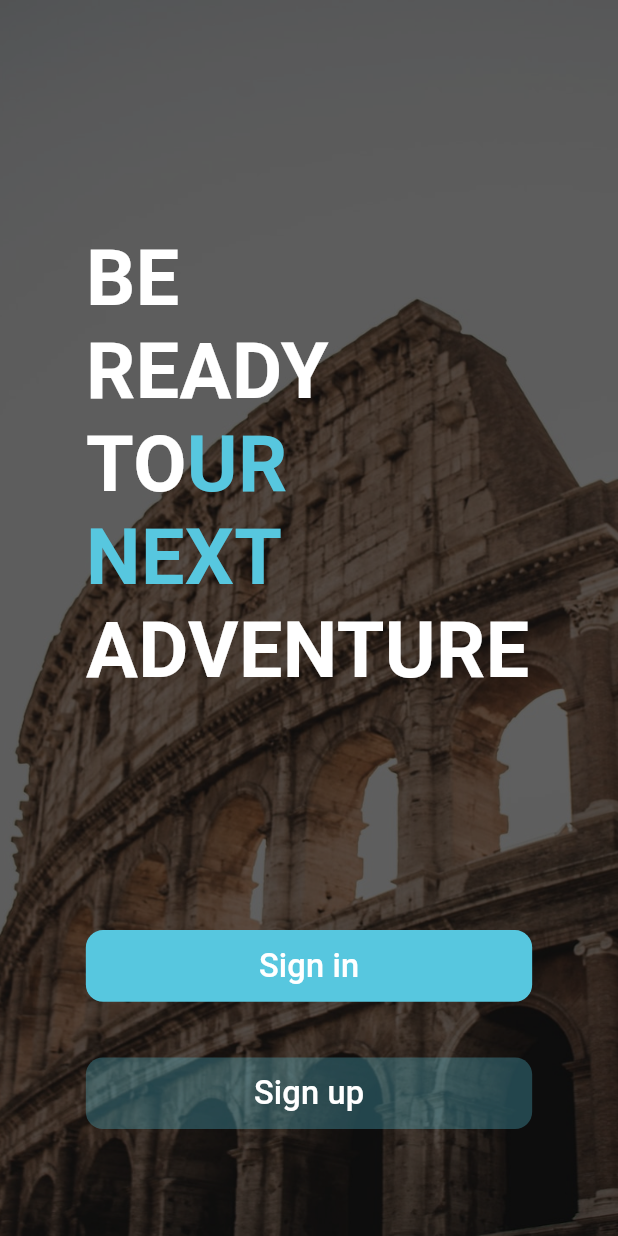
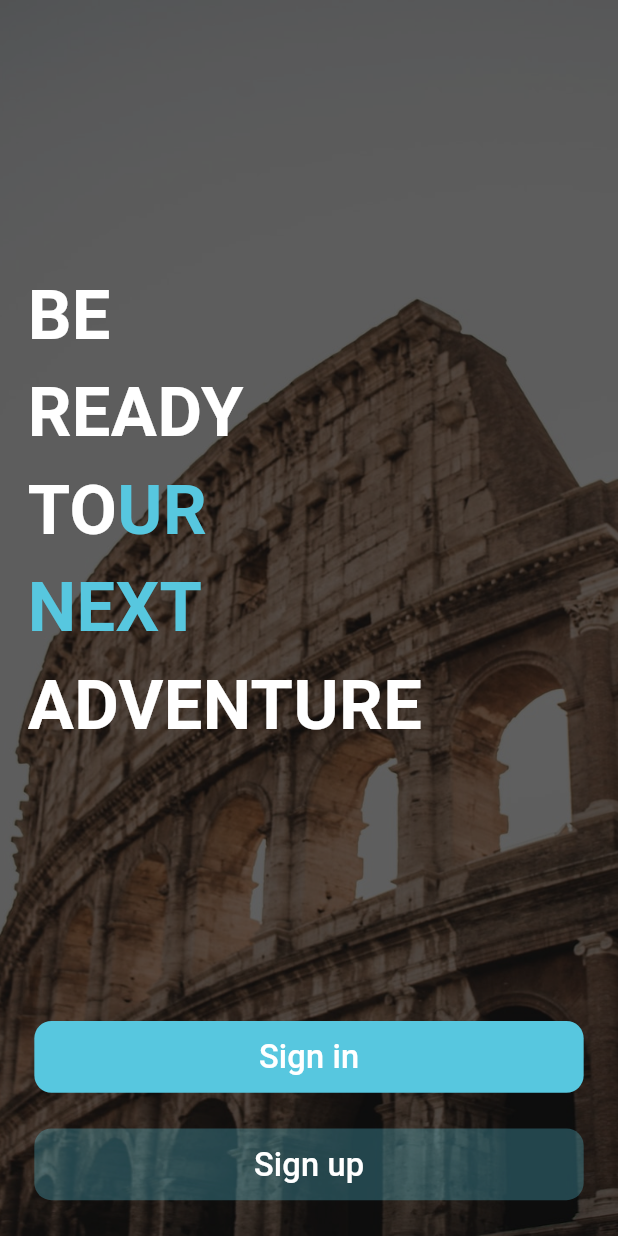
Before and after one commit to HusseinMohamed99/TRIPSO, a Flutter app: the screen it shows after launch, after a tap on "Sign in", on a phone screen of 412 x 824 dp. Run offline on Flutter 3.47's test engine with Material 3 defaults, Android fonts, the phone set to English and light mode, and no system bars; our stand-ins replace animated_splash_screen, cached_network_image, carousel_slider, cloud_firestore, connectivity_plus, equatable and 17 more; accounts and stored records are empty.

Commit message:
Refactor and enhance onboarding and routing logic
- Updated `export_manager.dart` to include necessary imports and reorganized part directives.
- Modified `app_router.dart` to accept `SharedPrefHelper` and pass it to `OnBoard` screen.
- Added new routes for sign-in and sign-up screens in `routes.dart`.
- Refactored `on_boarding_screen.dart` to use `SharedPrefHelper` for onboarding state management and improved UI components.
- Updated `splash_screen.dart` to use named routes for navigation.
- Enhanced `main.dart` to initialize services and dependencies, and pass `SharedPrefHelper` to `TripsoApp`.
- Modified `tripso_app.dart` to conditionally set the initial route based on onboarding state.

```diff
--- a/lib/core/helpers/export_manager/export_manager.dart
+++ b/lib/core/helpers/export_manager/export_manager.dart
@@ -3,15 +3,16 @@ import 'package:flutter/services.dart';
 import 'package:flutter_bloc/flutter_bloc.dart';
 import 'package:flutter_screenutil/flutter_screenutil.dart';
 import 'package:flutter_secure_storage/flutter_secure_storage.dart';
+import 'package:google_fonts/google_fonts.dart';
 import 'package:shared_preferences/shared_preferences.dart';
 import 'package:tripso/core/helpers/string_manager/validation_message.dart';
 import 'package:tripso/core/routing/routes.dart';
+import 'package:tripso/core/styles/asset_path.dart';
 import 'package:tripso/core/styles/font_family.dart';
 import 'package:tripso/core/styles/theme.dart';
 import 'package:tripso/features/explore/explore.dart';
 import 'package:tripso/features/historical_city/historical_city.dart';
 import 'package:tripso/features/home/home_screen.dart';
-import 'package:tripso/features/on_boarding/on_boarding_screen.dart';
 import 'package:tripso/features/password/forget_password_screen.dart';
 import 'package:tripso/features/password/update_password_screen.dart';
 import 'package:tripso/features/plans/create_customize_plan.dart';
@@ -30,12 +31,16 @@ import 'package:tripso/features/sign_up/sign_up_screen.dart';
 import 'package:tripso/features/splash/splash_screen.dart';
 import 'package:tripso/features/wishlist/wishlist.dart';
 import 'package:tripso/layout/layout.dart';
+import 'package:tripso/shared/components/app_bar.dart';
+import 'package:tripso/shared/components/buttons.dart';
+import 'package:tripso/shared/components/sized_box.dart';
 import 'package:tripso/shared/cubit/tripsoCubit/tripso_cubit.dart';
 import 'package:tripso/shared/cubit/tripsoCubit/tripso_state.dart';
 import 'package:tripso/shared/cubit/weatherCubit/weather_cubit.dart';
 import 'package:tripso/shared/service/weather_service.dart';
 
 part '../../networking/cache_helper/shared_pref_helper.dart';
+part './../../../features/on_boarding/on_boarding_screen.dart';
 part './../../../tripso_app.dart';
 part './../../routing/app_router.dart';
 part './../../styles/colors.dart';
@@ -49,9 +54,8 @@ part './../extensions/snack_bar_extension.dart';
 part './../extensions/ui_extension.dart';
 part './../extensions/widget_extension.dart';
 part './../responsive/responsive_font_size.dart';
+part './../responsive/spacing.dart';
 part './../validations/validation_manager.dart';
 part './../value_manager/margin_helper.dart';
 part './../value_manager/padding_helper.dart';
 part './../value_manager/size_helper.dart';
-
-part './../responsive/spacing.dart';
--- a/lib/core/routing/app_router.dart
+++ b/lib/core/routing/app_router.dart
@@ -1,6 +1,9 @@
 part of './../helpers/export_manager/export_manager.dart';
 
 class AppRouters {
+  final SharedPrefHelper sharedPrefHelper;
+
+  AppRouters(this.sharedPrefHelper);
   Route? generateRoute(RouteSettings settings) {
     // This arguments to be passed in any screen like this ( arguments as ClassName )
     final arguments = settings.arguments;
@@ -12,7 +15,9 @@ class AppRouters {
         );
       case Routes.onBoardingView:
         return MaterialPageRoute(
-          builder: (_) => const OnBoard(),
+          builder: (_) => OnBoard(
+            sharedPrefHelper: sharedPrefHelper,
+          ),
         );
     }
     return null;
--- a/lib/core/routing/routes.dart
+++ b/lib/core/routing/routes.dart
@@ -1,4 +1,6 @@
 class Routes {
   static const splashScreen = '/splashScreen';
   static const onBoardingView = '/onBoardingView';
+  static const signInScreen = '/sign In';
+  static const signUpScreen = '/sign Up';
 }
--- a/lib/features/on_boarding/on_boarding_screen.dart
+++ b/lib/features/on_boarding/on_boarding_screen.dart
@@ -1,21 +1,16 @@
-import 'package:flutter/material.dart';
-import 'package:flutter_screenutil/flutter_screenutil.dart';
-import 'package:google_fonts/google_fonts.dart';
-import 'package:tripso/core/helpers/export_manager/export_manager.dart';
-import 'package:tripso/core/styles/asset_path.dart';
-import 'package:tripso/features/sign_in/sign_in_screen.dart';
-import 'package:tripso/features/sign_up/sign_up_screen.dart';
-import 'package:tripso/shared/components/app_bar.dart';
-import 'package:tripso/shared/components/buttons.dart';
-import 'package:tripso/shared/components/navigator.dart';
-import 'package:tripso/shared/components/sized_box.dart';
+part of './../../core/helpers/export_manager/export_manager.dart';
 
 class OnBoard extends StatelessWidget {
-  const OnBoard({super.key});
+  const OnBoard({super.key, required this.sharedPrefHelper});
+
+  final SharedPrefHelper sharedPrefHelper;
 
   @override
   Widget build(BuildContext context) {
-    return Container(
+    return Scaffold(
+      appBar: secondaryAppBar(),
+      backgroundColor: Colors.transparent,
+      body: Container(
         alignment: Alignment.center,
         decoration: const BoxDecoration(
           image: DecorationImage(
@@ -23,125 +18,72 @@ class OnBoard extends StatelessWidget {
             fit: BoxFit.fill,
           ),
         ),
-      child: Scaffold(
-        appBar: secondaryAppBar(),
-        backgroundColor: Colors.transparent,
-        body: Padding(
-          padding: EdgeInsets.symmetric(horizontal: 50.0.r),
-          child: Center(
+        child: Padding(
+          padding: EdgeInsets.symmetric(horizontal: 16.w), // Responsive padding
           child: Column(
-              mainAxisSize: MainAxisSize.min,
             mainAxisAlignment: MainAxisAlignment.center,
             crossAxisAlignment: CrossAxisAlignment.stretch,
             children: [
-                Expanded(
-                  child: welcomeText(),
-                ),
-                button(context),
-                Space(height: 50.h, width: 0.w),
+              Expanded(child: _buildWelcomeText()),
+              _buildActionButtons(context),
+              Space(height: 20, width: 0), // Adjusted for better spacing
             ],
-            ),
           ),
         ),
       ),
     );
   }
 
-  Widget welcomeText() => Column(
-        mainAxisSize: MainAxisSize.min,
+  Widget _buildWelcomeText() => Column(
+        crossAxisAlignment: CrossAxisAlignment.start,
         mainAxisAlignment: MainAxisAlignment.center,
-        crossAxisAlignment: CrossAxisAlignment.start,
         children: [
-          FittedBox(
-            child: Text(
-              'BE\nREADY',
+          _buildStyledText('BE\nREADY', ColorsManager.secondaryColor),
+          Row(
+            children: [
+              _buildStyledText('TO', ColorsManager.secondaryColor),
+              _buildStyledText('UR', ColorsManager.primaryColor),
+            ],
+          ),
+          _buildStyledText('NEXT', ColorsManager.primaryColor),
+          _buildStyledText('ADVENTURE', ColorsManager.secondaryColor),
+        ],
+      );
+
+  Widget _buildStyledText(String text, Color color) => Text(
+        text,
         style: GoogleFonts.roboto(
           textStyle: TextStyle(
-                  height: 1.h,
-                  color: ColorsManager.secondaryColor,
-                  fontSize: 45.sp,
+            color: color,
+            fontSize: 40.sp, // Adjusted for better readability
             fontWeight: FontWeight.w600,
           ),
         ),
+      );
+
+  Widget _buildActionButtons(BuildContext context) => Column(
+        children: [
+          defaultMaterialButton(
+            function: () => _navigateTo(context, Routes.signInScreen),
+            text: 'Sign in',
+            color: ColorsManager.primaryColor,
           ),
-          ),
-          Row(
-            children: [
-              FittedBox(
-                child: Text(
-                  'TO',
-                  style: GoogleFonts.roboto(
-                    textStyle: TextStyle(
-                      height: 1.h,
-                      color: ColorsManager.secondaryColor,
-                      fontSize: 45.sp,
-                      fontWeight: FontWeight.w600,
-                    ),
-                  ),
-                ),
-              ),
-              FittedBox(
-                child: Text(
-                  'UR',
-                  style: GoogleFonts.roboto(
-                    textStyle: TextStyle(
-                      height: 1.h,
-                      color: ColorsManager.primaryColor,
-                      fontSize: 45.sp,
-                      fontWeight: FontWeight.w600,
-                    ),
-                  ),
-                ),
-              ),
-            ],
-          ),
-          FittedBox(
-            child: Text(
-              'NEXT',
-              style: GoogleFonts.roboto(
-                height: 1.h,
-                textStyle: TextStyle(
-                  color: ColorsManager.primaryColor,
-                  fontSize: 45.sp,
-                  fontWeight: FontWeight.w600,
-                ),
-              ),
-            ),
-          ),
-          FittedBox(
-            child: Text(
-              'ADVENTURE',
-              style: GoogleFonts.roboto(
-                height: 1.h,
-                textStyle: TextStyle(
-                  color: ColorsManager.secondaryColor,
-                  fontSize: 45.sp,
-                  fontWeight: FontWeight.w600,
-                ),
-              ),
-            ),
+          Space(height: 20, width: 0), // Adjusted for better spacing
+          defaultMaterialButton(
+            function: () => _navigateTo(context, Routes.signUpScreen),
+            text: 'Sign up',
+            color: ColorsManager.primaryColor.withOpacity(0.30),
           ),
         ],
       );
 
-  Widget button(context) => Column(
-        children: [
-          defaultMaterialButton(
-            function: () {
-              navigateAndFinish(context, routeName: SignInScreen.routeName);
-            },
-            text: 'Sign in',
-            color: ColorsManager.primaryColor,
-          ),
-          Space(width: 0.w, height: 26.h),
-          defaultMaterialButton(
-            function: () {
-              navigateTo(context, routeName: SignUpScreen.routeName);
-            },
-            text: 'Sign up',
-            color: ColorsManager.primaryColor.withOpacity(0.30),
-          ),
-          //  space(0, 50),
-        ],
-      );
+  void _navigateTo(BuildContext context, String route) {
+    try {
+      sharedPrefHelper.setOnBoardingScreenViewed();
+      context.pushReplacementNamed(route);
+    } catch (error) {
+      debugPrint('Error navigating to $route: $error');
+      // Optionally, show a Snackbar or Error Dialog here
     }
+  }
+}
--- a/lib/features/splash/splash_screen.dart
+++ b/lib/features/splash/splash_screen.dart
@@ -7,9 +7,8 @@ import 'package:flutter/material.dart';
 import 'package:internet_connection_checker/internet_connection_checker.dart';
 import 'package:page_transition/page_transition.dart';
 import 'package:tripso/core/helpers/export_manager/export_manager.dart';
+import 'package:tripso/core/routing/routes.dart';
 import 'package:tripso/core/styles/asset_path.dart';
-import 'package:tripso/features/home/home_screen.dart';
-import 'package:tripso/features/on_boarding/on_boarding_screen.dart';
 import 'package:tripso/shared/components/size_config.dart';
 import 'package:tripso/shared/constants/constants.dart';
 import 'package:tripso/shared/network/cache_helper.dart';
@@ -76,12 +75,7 @@ class _SplashScreenBodyState extends State<SplashScreenBody> {
   void _navigateToNextScreen() {
     Timer(const Duration(seconds: 3), () {
       uId = CacheHelper.getData(key: 'uId');
-      Navigator.pushReplacement(
-        context,
-        MaterialPageRoute(
-          builder: (_) => uId != null ? const CitiesScreen() : const OnBoard(),
-        ),
-      );
+      context.pushReplacementNamed(Routes.onBoardingView);
     });
   }
 
--- a/lib/main.dart
+++ b/lib/main.dart
@@ -11,40 +11,48 @@ import 'package:tripso/shared/constants/constants.dart';
 import 'package:tripso/shared/cubit/weatherCubit/weather_cubit.dart';
 import 'package:tripso/shared/network/cache_helper.dart';
 
-void main() async {
+Future<void> main() async {
   WidgetsFlutterBinding.ensureInitialized();
+
+  // Initialize services and dependencies
   await _initServices();
-  await _initializeFirebase();
+  final sharedPreferences = await SharedPreferences.getInstance();
+  final sharedPrefHelper = SharedPrefHelper(sharedPreferences);
 
+  // Initialize Firebase
+  await Firebase.initializeApp(
+    options: DefaultFirebaseOptions.currentPlatform,
+  );
+
+  // Initialize cache helper
   await CacheHelper.init();
 
+  // Retrieve user ID from cache
   uId = CacheHelper.getData(key: 'uId');
 
+  // Check if onboarding screen was viewed
+  final isOnBoardingViewed = await sharedPrefHelper.isOnBoardingScreenViewed();
+
+  // Run the app
   runApp(
-    ChangeNotifierProvider(
-      create: (context) {
-        return WeatherProvider();
-      },
+    MultiProvider(
+      providers: [
+        ChangeNotifierProvider(create: (_) => WeatherProvider()),
+      ],
       child: TripsoApp(
-        appRouter: AppRouters(),
+        appRouter: AppRouters(sharedPrefHelper),
+        isOnBoardingViewed: isOnBoardingViewed,
+        sharedPrefHelper: sharedPrefHelper,
       ),
     ),
   );
 }
 
-Future<FirebaseApp> _initializeFirebase() {
-  return Firebase.initializeApp(
-    options: DefaultFirebaseOptions.currentPlatform,
-  );
+/// Initializes services like `ScreenUtil` and Bloc observer.
+Future<void> _initServices() async {
+  // Fix texts being hidden in release mode with `flutter_screenutil`
+  await ScreenUtil.ensureScreenSize();
+
+  // Set up global Bloc observer for debugging
+  Bloc.observer = MyBlocObserver();
 }
-
-Future<void> _initServices() async {
-  // To fix texts being hidden bug in flutter_screenutil in release MODE.
-  await ScreenUtil.ensureScreenSize();
-  Bloc.observer = MyBlocObserver();
-  final SharedPreferences sharedPreferences =
-      await SharedPreferences.getInstance();
-  final sharedPrefHelper = SharedPrefHelper(sharedPreferences);
-  await sharedPrefHelper.isOnBoardingScreenViewed();
-  await sharedPrefHelper.isUserLogged();
-}
--- a/lib/tripso_app.dart
+++ b/lib/tripso_app.dart
@@ -1,9 +1,15 @@
 part of './core/helpers/export_manager/export_manager.dart';
 
 class TripsoApp extends StatelessWidget {
-  const TripsoApp({super.key, required this.appRouter});
+  const TripsoApp({
+    super.key,
+    required this.appRouter,
+    required this.isOnBoardingViewed,
+    required this.sharedPrefHelper,
+  });
   final AppRouters appRouter;
-
+  final bool isOnBoardingViewed;
+  final SharedPrefHelper sharedPrefHelper;
   // This widget is the root of your application.
   @override
   Widget build(BuildContext context) {
@@ -51,8 +57,10 @@ class TripsoApp extends StatelessWidget {
                   theme: buildLightTheme(context),
                   darkTheme: buildLightTheme(context),
                   themeMode: ThemeMode.light,
-                  initialRoute: Routes.splashScreen,
-                  onGenerateRoute: appRouter.generateRoute,
+                  initialRoute: isOnBoardingViewed
+                      ? Routes.signInScreen
+                      : Routes.onBoardingView,
+                  onGenerateRoute: AppRouters(sharedPrefHelper).generateRoute,
                 ),
               );
             },
```
Lines whose indentation alone changed are shown as unchanged.
